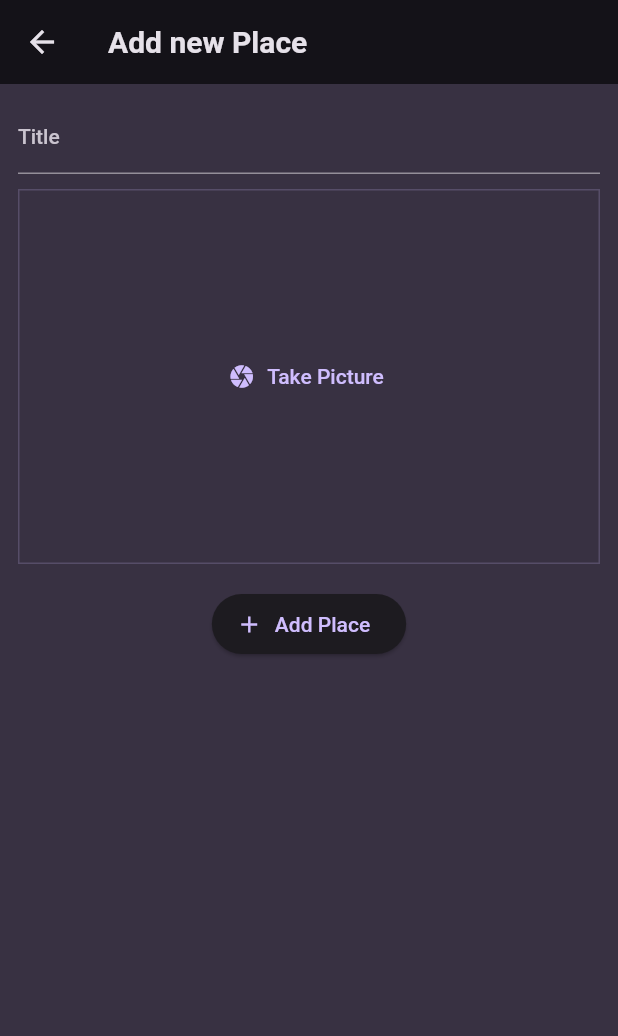
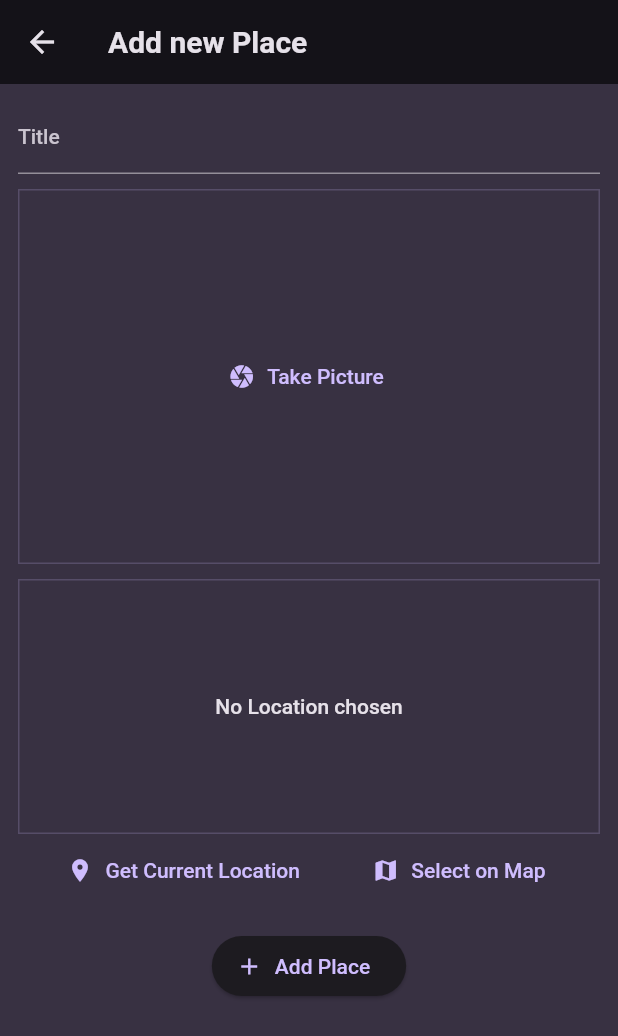
Before and after one commit to Adipt60/Favourite-Places-App, a Flutter app: the AddPlaceScreen screen opened directly, on a phone screen of 412 x 824 dp. Shown: the top 1036 px of the screen. Run offline on Flutter 3.47's test engine with Material 2 defaults, Android fonts, the phone set to English and light mode, and no system bars; our stand-ins replace flutter_riverpod, google_fonts, image_picker, location.

Commit message:
Getting Current location feature added

```diff
--- a/lib/screens/add_place.dart
+++ b/lib/screens/add_place.dart
@@ -2,6 +2,7 @@ import 'dart:io';
 
 import 'package:favourite_places_app/providers/user_places.dart';
 import 'package:favourite_places_app/widgets/image_input.dart';
+import 'package:favourite_places_app/widgets/location_input.dart';
 import 'package:flutter/material.dart';
 import 'package:flutter_riverpod/flutter_riverpod.dart';
 
@@ -62,6 +63,10 @@ class _AddPlaceScreenState extends ConsumerState<AddPlaceScreen> {
               },
             ),
             const SizedBox(
+              height: 10,
+            ),
+            const LocationInput(),
+            const SizedBox(
               height: 16,
             ),
             ElevatedButton.icon(
--- a/lib/screens/places_detail.dart
+++ b/lib/screens/places_detail.dart
@@ -18,7 +18,7 @@ class PlacesDetailScreen extends StatelessWidget {
             place.image,
             fit: BoxFit.cover,
             width: double.infinity,
-            height: = double.infinity,
+            height: double.infinity,
           ),
         ],
       ),
--- /dev/null
+++ b/lib/widgets/location_input.dart
@@ -0,0 +1,76 @@
+import 'package:flutter/material.dart';
+import 'package:location/location.dart';
+
+class LocationInput extends StatefulWidget {
+  const LocationInput({super.key});
+
+  @override
+  State<LocationInput> createState() => _LocationInputState();
+}
+
+class _LocationInputState extends State<LocationInput> {
+  LocationData? _pickedDate;
+  var _isGettingLocation = false;
+
+  void _getCurrentLocation() async {
+    setState(() {
+      _isGettingLocation = true;
+    });
+
+    final locationData = await getLocation();
+
+    setState(() {
+      _isGettingLocation = false;
+    });
+
+    print(locationData.latitude);
+    print(locationData.longitude);
+  }
+
+  @override
+  Widget build(BuildContext context) {
+    Widget _previewContent = Text(
+      'No Location chosen',
+      textAlign: TextAlign.center,
+      style: Theme.of(context).textTheme.bodyLarge!.copyWith(
+            color: Theme.of(context).colorScheme.onBackground,
+          ),
+    );
+
+    if (_isGettingLocation) {
+      _previewContent = const CircularProgressIndicator();
+    }
+
+    return Column(
+      children: [
+        Container(
+          alignment: Alignment.center,
+          height: 170,
+          width: double.infinity,
+          decoration: BoxDecoration(
+            border: Border.all(
+              width: 1,
+              color: Theme.of(context).colorScheme.primary.withOpacity(0.2),
+            ),
+          ),
+          child: _previewContent,
+        ),
+        Row(
+          mainAxisAlignment: MainAxisAlignment.spaceEvenly,
+          children: [
+            TextButton.icon(
+              onPressed: _getCurrentLocation,
+              icon: const Icon(Icons.location_on),
+              label: const Text('Get Current Location'),
+            ),
+            TextButton.icon(
+              onPressed: () {},
+              icon: const Icon(Icons.map),
+              label: const Text('Select on Map'),
+            ),
+          ],
+        )
+      ],
+    );
+  }
+}
--- a/pubspec.yaml
+++ b/pubspec.yaml
@@ -39,6 +39,7 @@ dependencies:
   uuid: ^3.0.7
   flutter_riverpod: ^2.3.6
   image_picker: ^0.8.7+5
+  location: ^5.0.0-dev.8
 
 dev_dependencies:
   flutter_test:
```
Also changed, not shown: pubspec.lock, 2 other files.
